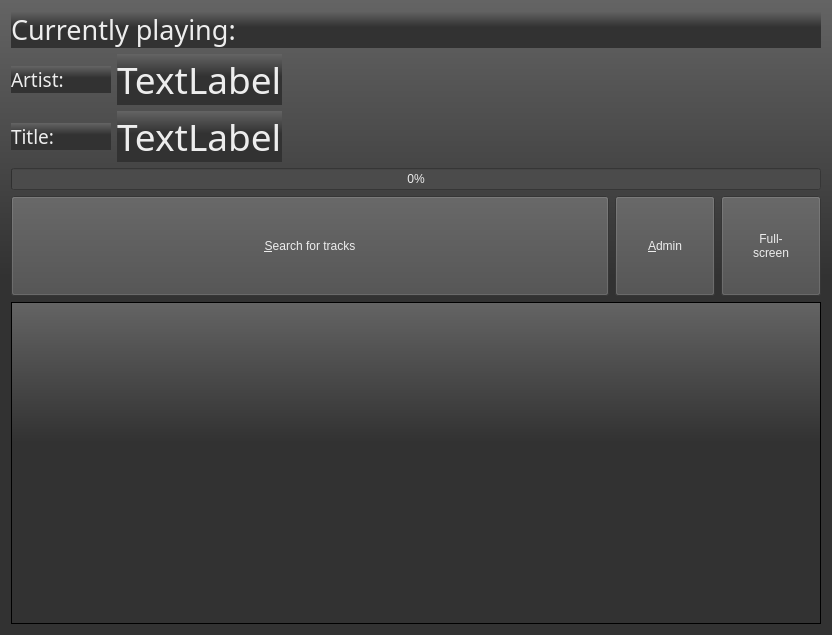
thomaslundgaard/Pimp, file mainWidget.ui: the form before one commit.
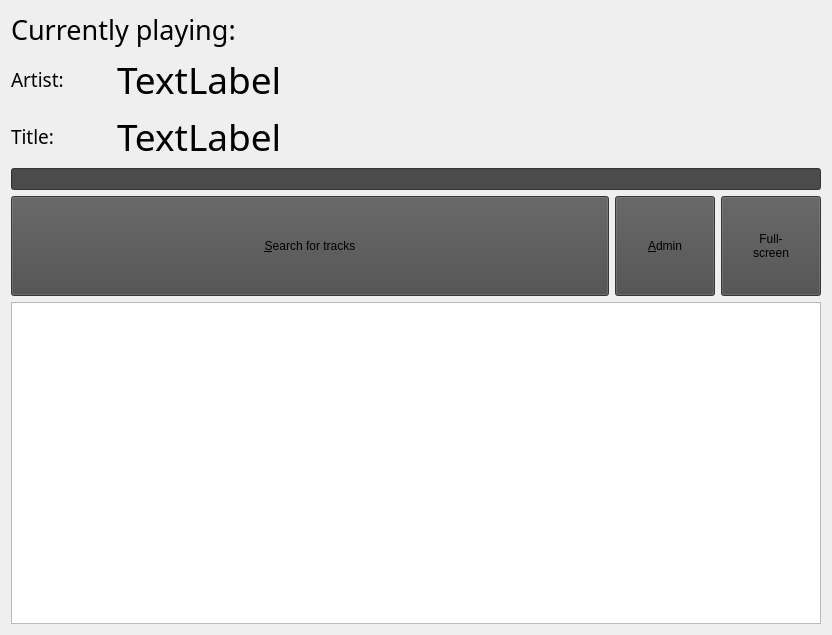
The form after the commit.

```diff
--- a/mainWidget.ui
+++ b/mainWidget.ui
@@ -12,9 +12,7 @@
    </rect>
   </property>
   <property name="styleSheet">
-   <string notr="true">background: qlineargradient(spread:pad, x1:1, y1:1, x2:1, y2:0, stop:0.565217 rgba(50, 50, 50, 255), stop:1 rgba(100, 100, 100, 255));
-font: 14pt &quot;Sans Serif&quot;;
-color: rgb(237, 237, 237);</string>
+   <string notr="true"/>
   </property>
   <layout class="QVBoxLayout" name="verticalLayout_2">
    <item>
@@ -31,7 +29,8 @@
         </font>
        </property>
        <property name="styleSheet">
-        <string notr="true">font: 20pt &quot;Sans Serif&quot;;</string>
+        <string notr="true">font: 20pt &quot;Sans Serif&quot;;
+background-color: rgba(255, 255, 255, 0);</string>
        </property>
        <property name="text">
         <string>Currently playing:</string>
@@ -64,7 +63,7 @@
           </font>
          </property>
          <property name="styleSheet">
-          <string notr="true"/>
+          <string notr="true">background-color: rgba(255, 255, 255, 0);</string>
          </property>
          <property name="text">
           <string>Artist:</string>
@@ -83,7 +82,8 @@
           </font>
          </property>
          <property name="styleSheet">
-          <string notr="true">font: 28pt &quot;Sans Serif&quot;;</string>
+          <string notr="true">font: 28pt &quot;Sans Serif&quot;;
+background-color: rgba(255, 255, 255, 0);</string>
          </property>
          <property name="text">
           <string>TextLabel</string>
@@ -130,6 +130,9 @@
            <bold>false</bold>
           </font>
          </property>
+         <property name="styleSheet">
+          <string notr="true">background-color: rgba(255, 255, 255, 0);</string>
+         </property>
          <property name="text">
           <string>Title:</string>
          </property>
@@ -147,7 +150,8 @@
           </font>
          </property>
          <property name="styleSheet">
-          <string notr="true">font: 28pt &quot;Sans Serif&quot;;</string>
+          <string notr="true">font: 28pt &quot;Sans Serif&quot;;
+background-color: rgba(255, 255, 255, 0);</string>
          </property>
          <property name="text">
           <string>TextLabel</string>
@@ -180,6 +184,9 @@
        <property name="value">
         <number>0</number>
        </property>
+       <property name="format">
+        <string/>
+       </property>
       </widget>
      </item>
     </layout>
```
